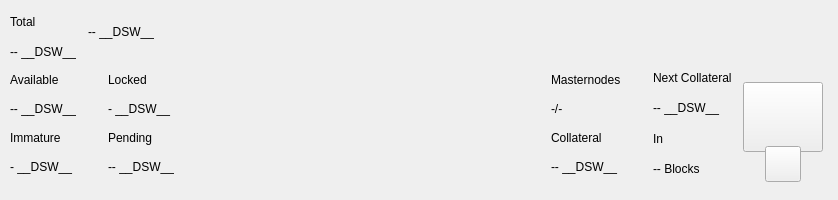
Before: the Qt Designer form src/qt/pivx/forms/topbar.ui in decenomy/DSW, drawn with Qt 5.
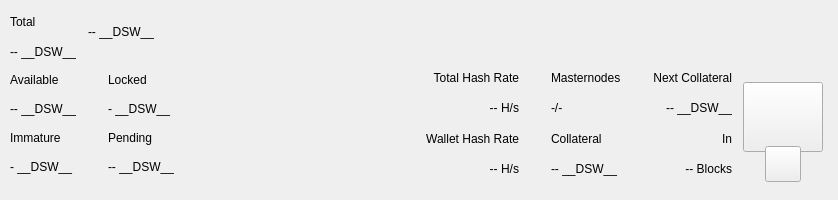
After: the same form once the commit is applied. Custom widgets are drawn as their Qt base class.

```diff
--- a/src/qt/pivx/forms/topbar.ui
+++ b/src/qt/pivx/forms/topbar.ui
@@ -542,7 +542,93 @@
             <number>9</number>
            </property>
            <item>
-            <layout class="QVBoxLayout" name="verticalLayout_5">
+            <widget class="QWidget" name="widgetStaking" native="true">
+             <layout class="QVBoxLayout" name="verticalLayout_12">
+              <property name="leftMargin">
+               <number>32</number>
+              </property>
+              <property name="topMargin">
+               <number>0</number>
+              </property>
+              <property name="rightMargin">
+               <number>0</number>
+              </property>
+              <property name="bottomMargin">
+               <number>0</number>
+              </property>
+              <item>
+               <widget class="QLabel" name="labelNetworkHashRateTitle">
+                <property name="text">
+                 <string>Total Hash Rate</string>
+                </property>
+                <property name="textFormat">
+                 <enum>Qt::AutoText</enum>
+                </property>
+                <property name="alignment">
+                 <set>Qt::AlignRight|Qt::AlignTrailing|Qt::AlignVCenter</set>
+                </property>
+               </widget>
+              </item>
+              <item>
+               <widget class="QLabel" name="labelNetworkHashRateValue">
+                <property name="layoutDirection">
+                 <enum>Qt::LeftToRight</enum>
+                </property>
+                <property name="text">
+                 <string>-- H/s</string>
+                </property>
+                <property name="textFormat">
+                 <enum>Qt::AutoText</enum>
+                </property>
+                <property name="alignment">
+                 <set>Qt::AlignRight|Qt::AlignTrailing|Qt::AlignVCenter</set>
+                </property>
+               </widget>
+              </item>
+              <item>
+               <widget class="QLabel" name="labelWalletHashRateTitle">
+                <property name="text">
+                 <string>Wallet Hash Rate</string>
+                </property>
+                <property name="textFormat">
+                 <enum>Qt::AutoText</enum>
+                </property>
+                <property name="alignment">
+                 <set>Qt::AlignRight|Qt::AlignTrailing|Qt::AlignVCenter</set>
+                </property>
+               </widget>
+              </item>
+              <item>
+               <widget class="QLabel" name="labelWalletHashRateValue">
+                <property name="text">
+                 <string notr="true">-- H/s</string>
+                </property>
+                <property name="textFormat">
+                 <enum>Qt::AutoText</enum>
+                </property>
+                <property name="alignment">
+                 <set>Qt::AlignRight|Qt::AlignTrailing|Qt::AlignVCenter</set>
+                </property>
+               </widget>
+              </item>
+             </layout>
+            </widget>
+           </item>
+           <item>
+            <widget class="QWidget" name="widgetMasternodes" native="true">
+             <layout class="QVBoxLayout">
+              <property name="leftMargin">
+               <number>32</number>
+              </property>
+              <property name="topMargin">
+               <number>0</number>
+              </property>
+              <property name="rightMargin">
+               <number>0</number>
+              </property>
+              <property name="bottomMargin">
+               <number>0</number>
+              </property>
              <item>
               <widget class="QLabel" name="labelMasternodesTitle">
                <property name="text">
@@ -558,20 +644,21 @@
               </widget>
              </item>
              <item>
-              <widget class="QLabel" name="labelTitle8">
+               <widget class="QLabel" name="labelCollateralTitle">
                <property name="text">
                 <string>Collateral</string>
                </property>
               </widget>
              </item>
              <item>
-              <widget class="QLabel" name="labelCollateralPiv">
+               <widget class="QLabel" name="labelCollateralValue">
                <property name="text">
                 <string notr="true">-- __DSW__</string>
                </property>
               </widget>
              </item>
             </layout>
+            </widget>
            </item>
            <item>
             <widget class="QWidget" name="widgetNextCollateral" native="true">
@@ -593,6 +680,12 @@
                 <property name="text">
                  <string>Next Collateral</string>
                 </property>
+                <property name="textFormat">
+                 <enum>Qt::AutoText</enum>
+                </property>
+                <property name="alignment">
+                 <set>Qt::AlignRight|Qt::AlignTrailing|Qt::AlignVCenter</set>
+                </property>
                </widget>
               </item>
               <item>
@@ -600,13 +693,25 @@
                 <property name="text">
                  <string>-- __DSW__</string>
                 </property>
+                <property name="textFormat">
+                 <enum>Qt::AutoText</enum>
+                </property>
+                <property name="alignment">
+                 <set>Qt::AlignRight|Qt::AlignTrailing|Qt::AlignVCenter</set>
+                </property>
                </widget>
               </item>
               <item>
-               <widget class="QLabel" name="labelTitle9">
+               <widget class="QLabel" name="labelRemainingBlocks">
                 <property name="text">
                  <string>In</string>
                 </property>
+                <property name="textFormat">
+                 <enum>Qt::AutoText</enum>
+                </property>
+                <property name="alignment">
+                 <set>Qt::AlignRight|Qt::AlignTrailing|Qt::AlignVCenter</set>
+                </property>
                </widget>
               </item>
               <item>
@@ -614,6 +719,12 @@
                 <property name="text">
                  <string notr="true">-- Blocks</string>
                 </property>
+                <property name="textFormat">
+                 <enum>Qt::AutoText</enum>
+                </property>
+                <property name="alignment">
+                 <set>Qt::AlignRight|Qt::AlignTrailing|Qt::AlignVCenter</set>
+                </property>
                </widget>
               </item>
              </layout>
```
Lines whose indentation alone changed are shown as unchanged.
